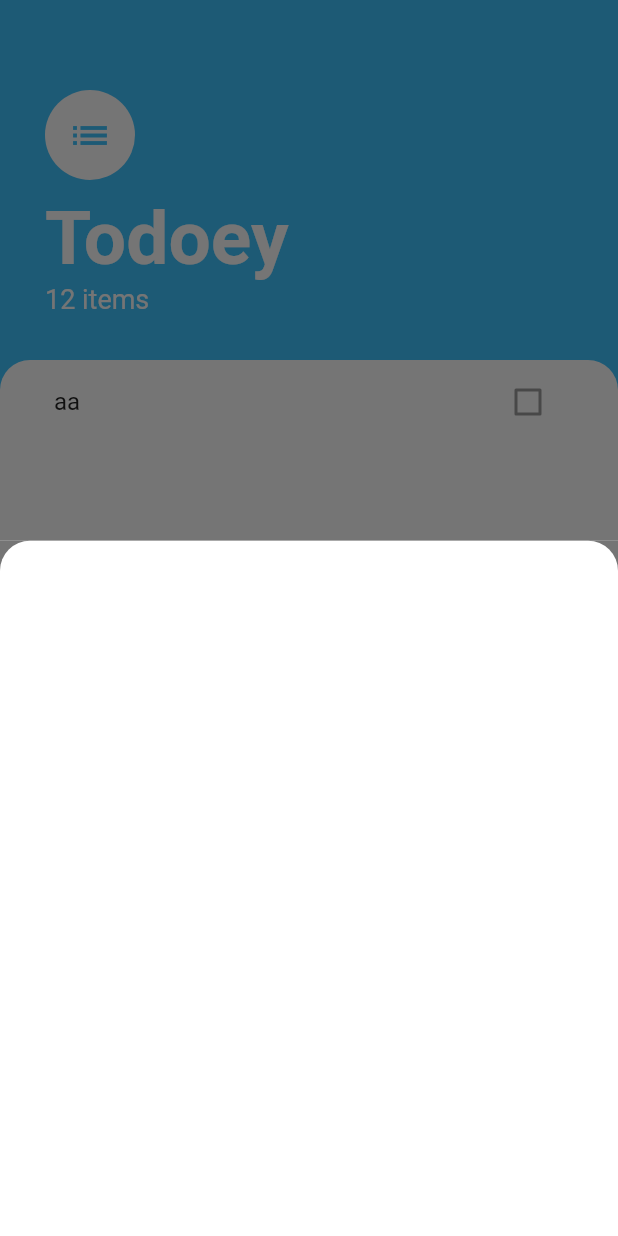
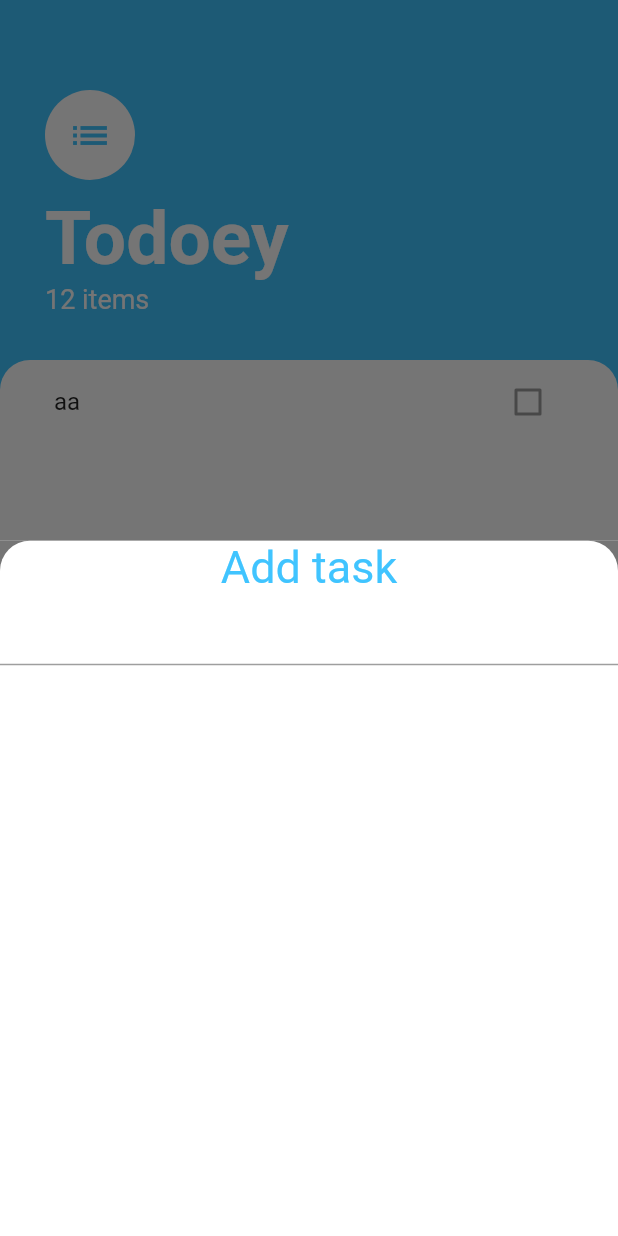
Before and after one commit to n04h/flutter_practice, a Flutter app: the screen it shows after launch, after a tap on the "add" icon, on a phone screen of 412 x 824 dp. Run offline on Flutter 3.47's test engine with Material 2 defaults, Android fonts, the phone set to English and light mode, and no system bars.

Commit message:
🚧 追加タスクのUIの実装途中

```diff
--- a/lib/screens/add_task_screen.dart
+++ b/lib/screens/add_task_screen.dart
@@ -13,6 +13,19 @@ class AddTaskScreen extends StatelessWidget {
             topRight: Radius.circular(20),
           ),
         ),
+        child: Column(
+          children: <Widget>[
+            Text(
+              'Add task',
+              style: TextStyle(
+                color: Colors.lightBlueAccent,
+                fontSize: 30,
+              ),
+            ),
+            TextField(),
+            FlatButton(),
+          ],
+        ),
       ),
     );
   }
```
